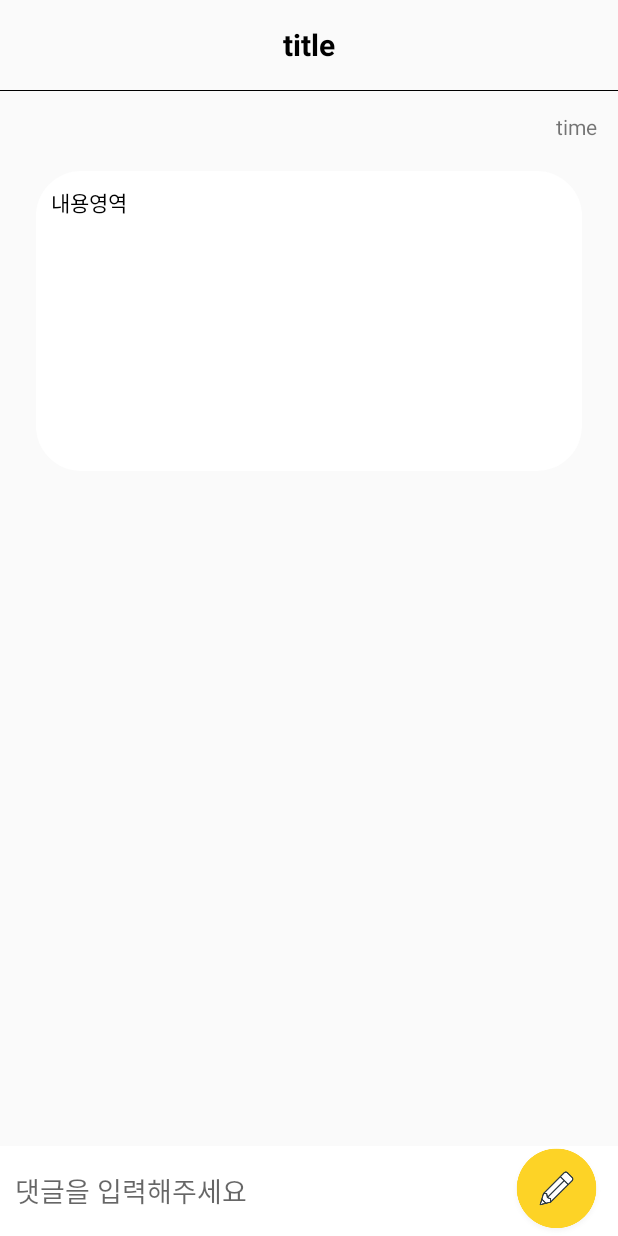
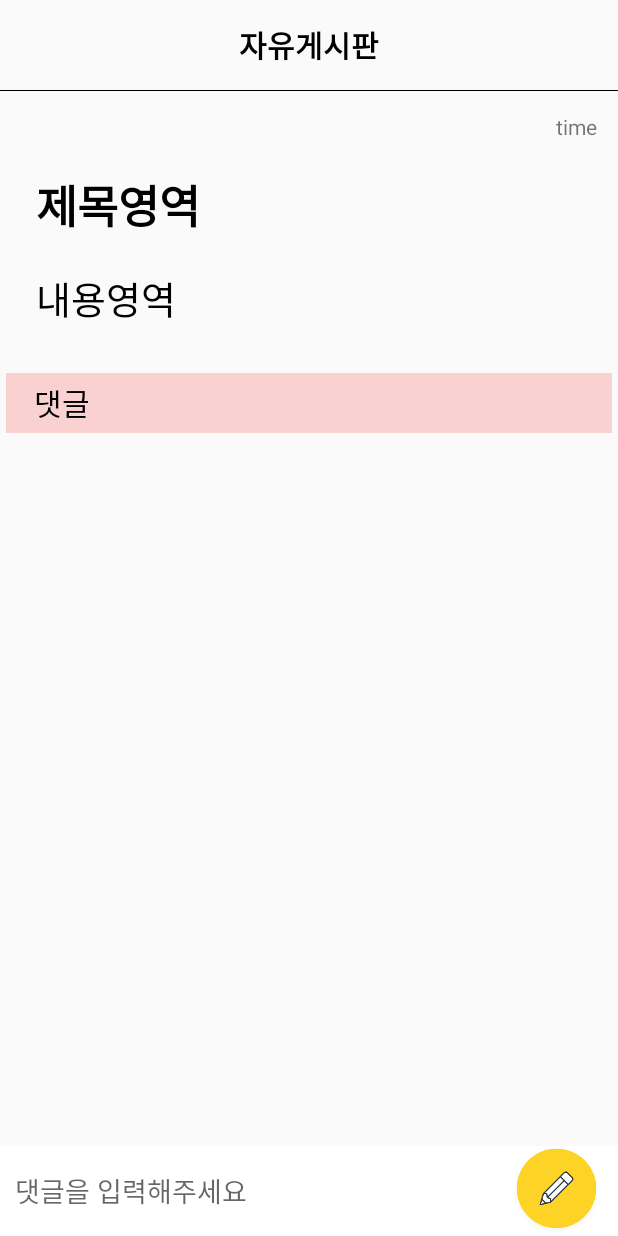
Before and after one commit to jsjy96/HwangHon1, an Android app: the BoardInsideActivity screen opened directly, with no data from a screen before it, on a phone screen of 412 x 824 dp. Run offline under Robolectric (Android 15) with nearby library versions, the phone set to English and light mode, and no system bars; our stand-ins replace Firebase (no records; nobody signed in at launch, a user with empty details on screens opened directly), data binding; 4 statements that could not run were skipped.

```diff
--- a/app/src/main/res/layout/activity_board_inside.xml
+++ b/app/src/main/res/layout/activity_board_inside.xml
@@ -18,13 +18,13 @@
             android:layout_alignParentTop="true">
 
             <TextView
-                android:id="@+id/titleArea"
+                android:id="@+id/topbarArea"
                 android:layout_width="match_parent"
                 android:layout_height="60dp"
                 android:layout_marginLeft="50dp"
                 android:layout_marginRight="50dp"
                 android:gravity="center"
-                android:text="title"
+                android:text="자유게시판"
                 android:textColor="@color/black"
                 android:textSize="20sp"
                 android:textStyle="bold"
@@ -45,7 +45,7 @@
                 android:layout_width="match_parent"
                 android:layout_height="0.5dp"
                 android:background="@color/black"
-                app:layout_constraintTop_toBottomOf="@+id/titleArea"
+                app:layout_constraintTop_toBottomOf="@+id/topbarArea"
                 android:orientation="vertical" />
 
         </androidx.constraintlayout.widget.ConstraintLayout>
@@ -54,13 +54,13 @@
             android:layout_width="match_parent"
             android:layout_height="match_parent"
             android:layout_marginTop="60.5dp"
+            android:layout_marginBottom="60dp"
             android:padding="4dp"
             tools:context=".BoardInsideActivity">
 
             <androidx.constraintlayout.widget.ConstraintLayout
                 android:layout_width="match_parent"
-                android:layout_height="match_parent"
-                android:layout_marginBottom="60dp">
+                android:layout_height="match_parent">
 
                 <TextView
                     android:id="@+id/timeArea"
@@ -72,21 +72,32 @@
                     app:layout_constraintTop_toTopOf="parent" />
 
                 <TextView
+                    android:id="@+id/titleArea"
+                    android:layout_width="match_parent"
+                    android:layout_height="wrap_content"
+                    android:layout_margin="20dp"
+                    android:text="제목영역"
+                    android:textSize="30dp"
+                    android:textStyle="bold"
+                    android:textColor="@color/black"
+                    app:layout_constraintTop_toBottomOf="@+id/timeArea" />
+
+                <TextView
                     android:id="@+id/textArea"
                     android:layout_width="match_parent"
-                    android:layout_height="200dp"
+                    android:layout_height="wrap_content"
                     android:layout_margin="20dp"
-                    android:background="@drawable/background_radius"
-                    android:padding="10dp"
                     android:text="내용영역"
+                    android:textSize="25dp"
                     android:textColor="@color/black"
-                    app:layout_constraintTop_toBottomOf="@+id/timeArea" />
+                    app:layout_constraintTop_toBottomOf="@+id/titleArea" />
 
                 <ImageView
                     android:id="@+id/getImageArea1"
                     android:layout_width="350dp"
                     android:layout_height="wrap_content"
                     android:scaleType="fitCenter"
+                    android:layout_marginTop="15dp"
                     app:layout_constraintEnd_toEndOf="parent"
                     app:layout_constraintStart_toStartOf="parent"
                     app:layout_constraintTop_toBottomOf="@+id/textArea" />
@@ -172,15 +183,29 @@
                     app:layout_constraintStart_toStartOf="parent"
                     app:layout_constraintTop_toBottomOf="@+id/getImageArea9" />
 
+                <TextView
+                    android:id="@+id/linearLayout3"
+                    android:layout_width="match_parent"
+                    android:layout_height="40dp"
+                    android:background="#7AF6A3A3"
+                    android:text="    댓글"
+                    android:textSize="20sp"
+                    android:textColor="@color/black"
+                    android:gravity="center_vertical"
+                    android:layout_marginTop="15dp"
+                    app:layout_constraintTop_toBottomOf="@+id/getImageArea10"/>
+
 
                 <androidx.recyclerview.widget.RecyclerView
-                    android:nestedScrollingEnabled="false"
-                    app:layoutManager="androidx.recyclerview.widget.LinearLayoutManager"
                     android:id="@+id/commentRV"
                     android:layout_width="match_parent"
                     android:layout_height="match_parent"
                     android:layout_marginTop="10dp"
-                    app:layout_constraintTop_toBottomOf="@+id/getImageArea10" />
+                    android:nestedScrollingEnabled="false"
+                    app:layoutManager="androidx.recyclerview.widget.LinearLayoutManager"
+                    app:layout_constraintBottom_toBottomOf="parent"
+                    app:layout_constraintTop_toBottomOf="@+id/linearLayout3"
+                    tools:layout_editor_absoluteX="10dp" />
 
 
             </androidx.constraintlayout.widget.ConstraintLayout>
--- a/app/src/main/res/layout/activity_board_write.xml
+++ b/app/src/main/res/layout/activity_board_write.xml
@@ -43,7 +43,8 @@
                     android:layout_width="match_parent"
                     android:background="@android:color/transparent"
                     android:hint="제목을 입력해주세요"
-                    android:layout_height="60dp"/>
+                    android:layout_height="wrap_content"
+                    android:inputType="text"/>
 
                 <LinearLayout
                     android:layout_width="match_parent"
@@ -58,7 +59,7 @@
                     android:layout_width="match_parent"
                     android:background="@android:color/transparent"
                     android:hint="내용을 입력해주세요"
-                    android:layout_height="60dp"/>
+                    android:layout_height="wrap_content"/>
 
                 <LinearLayout
                     android:layout_width="match_parent"
```
Also changed, not shown: app/src/main/res/layout/activity_board_list_lvadaptor.xml (+40 -33 lines).
